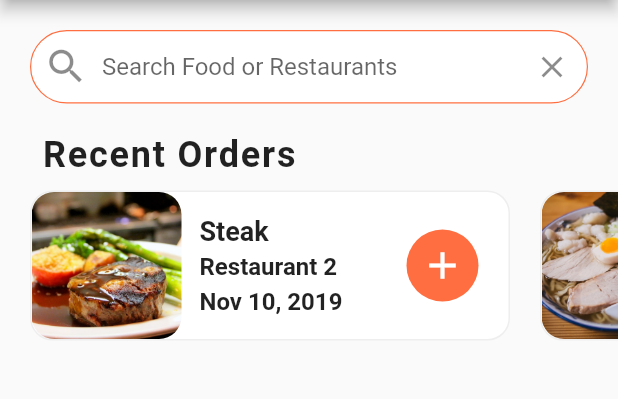
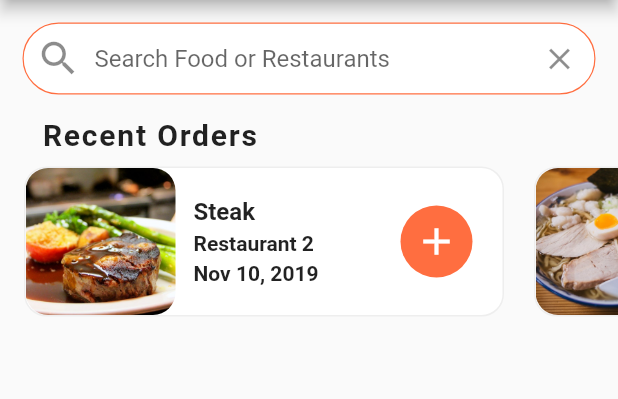
Before and after one commit to raj-vora/food_delivery_ui, a Flutter app: the screen it shows after launch, on a phone screen of 412 x 824 dp, the part 84-483 px from its top. Run offline on Flutter 3.47's test engine with Material 2 defaults, Android fonts, the phone set to English and light mode, and no system bars.

Commit message:
minor corrections

```diff
--- a/lib/screens/home_screen.dart
+++ b/lib/screens/home_screen.dart
@@ -36,10 +36,10 @@ class _HomeScreenState extends State<HomeScreen> {
       body: ListView(
         children: [
           Padding(
-            padding: EdgeInsets.all(20.0),
+            padding: EdgeInsets.all(15.0),
             child: TextField(
               decoration: InputDecoration(
-                contentPadding: EdgeInsets.symmetric(vertical: 15.0),
+                contentPadding: EdgeInsets.symmetric(vertical: 10.0),
                 fillColor: Colors.white,
                 filled: true,
                 border: OutlineInputBorder(
--- a/lib/widgets/recent_orders.dart
+++ b/lib/widgets/recent_orders.dart
@@ -40,21 +40,21 @@ class RecentOrders extends StatelessWidget {
                         Text(
                           order.food.name,
                           style: TextStyle(
-                              fontSize: 18.0, fontWeight: FontWeight.bold),
+                              fontSize: 16.0, fontWeight: FontWeight.bold),
                           overflow: TextOverflow.ellipsis,
                         ),
                         SizedBox(height: 4.0),
                         Text(
                           order.restaurant.name,
                           style: TextStyle(
-                              fontSize: 16.0, fontWeight: FontWeight.w600),
+                              fontSize: 14.0, fontWeight: FontWeight.w600),
                           overflow: TextOverflow.ellipsis,
                         ),
                         SizedBox(height: 4.0),
                         Text(
                           order.date,
                           style: TextStyle(
-                              fontSize: 16.0, fontWeight: FontWeight.w600),
+                              fontSize: 14.0, fontWeight: FontWeight.w600),
                           overflow: TextOverflow.ellipsis,
                         ),
                       ],
@@ -93,7 +93,7 @@ class RecentOrders extends StatelessWidget {
           child: Text(
             'Recent Orders',
             style: TextStyle(
-              fontSize: 24.0,
+              fontSize: 20.0,
               fontWeight: FontWeight.w600,
               letterSpacing: 1.2,
             ),
@@ -103,7 +103,7 @@ class RecentOrders extends StatelessWidget {
           height: 120.0,
           child: ListView.builder(
             physics: BouncingScrollPhysics(),
-            padding: EdgeInsets.only(left: 10.0),
+            padding: EdgeInsets.only(left: 6.0),
             scrollDirection: Axis.horizontal,
             itemCount: currentUser.orders.length,
             itemBuilder: (BuildContext context, int index) {
```
